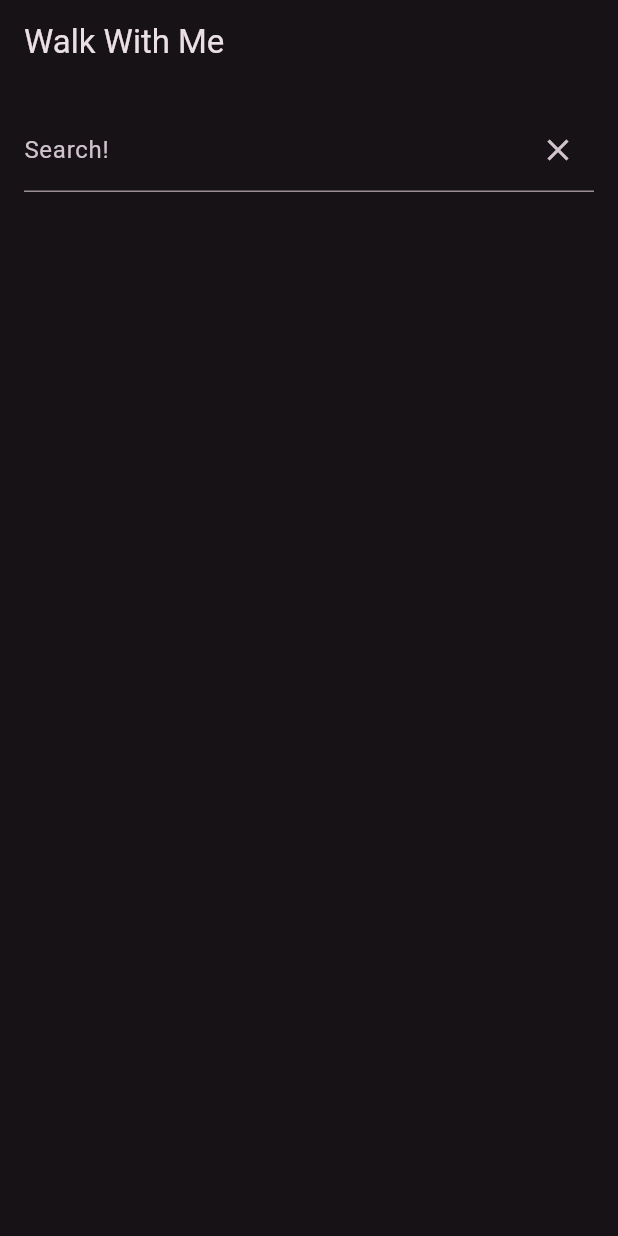
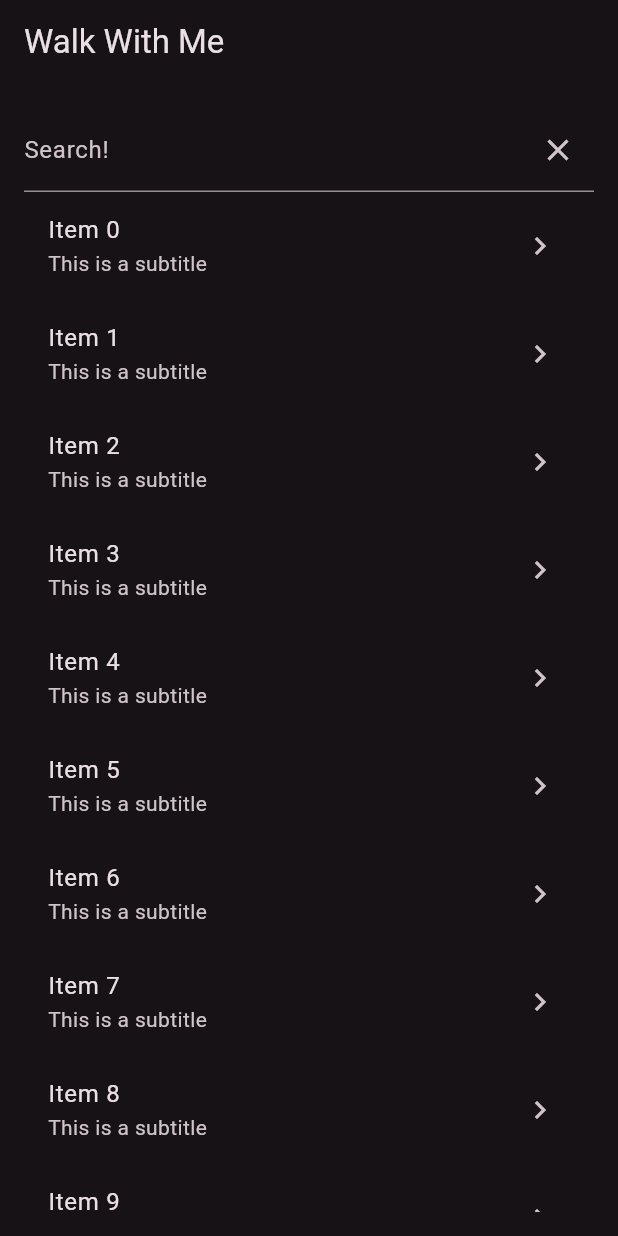
Before and after one commit to RahatIbnRafiq/wwm, a Flutter app: the screen it shows after launch, on a phone screen of 412 x 824 dp. Run offline on Flutter 3.47's test engine with Material 3 defaults, Android fonts, the phone set to English and light mode, and no system bars.

Commit message:
Added list to the search page, with dummy list.

```diff
--- a/lib/homepage.dart
+++ b/lib/homepage.dart
@@ -9,6 +9,8 @@ class Homepage extends StatefulWidget {
 
 class _HomepageState extends State<Homepage> {
   final TextEditingController _controller = TextEditingController();
+
+  final items = List.generate(50, (index) => index);
 
   @override
   Widget build(BuildContext context) {
@@ -31,7 +33,24 @@ class _HomepageState extends State<Homepage> {
                   },
                 ),
               ),
-              onSubmitted: (String value) {},
+              onSubmitted: (String value) {
+                // print("Hello!!!! This was submitted: " + value);
+              },
+            ),
+            Expanded(
+              child: ListView.builder(
+                itemCount: items.length,
+                shrinkWrap: true,
+                itemBuilder: (context, index) {
+                  final item = items[index];
+                  return ListTile(
+                    title: Text('Item $item'),
+                    subtitle: const Text('This is a subtitle'),
+                    onTap: () {},
+                    trailing: const Icon(Icons.chevron_right_outlined),
+                  );
+                },
+              ),
             ),
           ],
         ),
```
